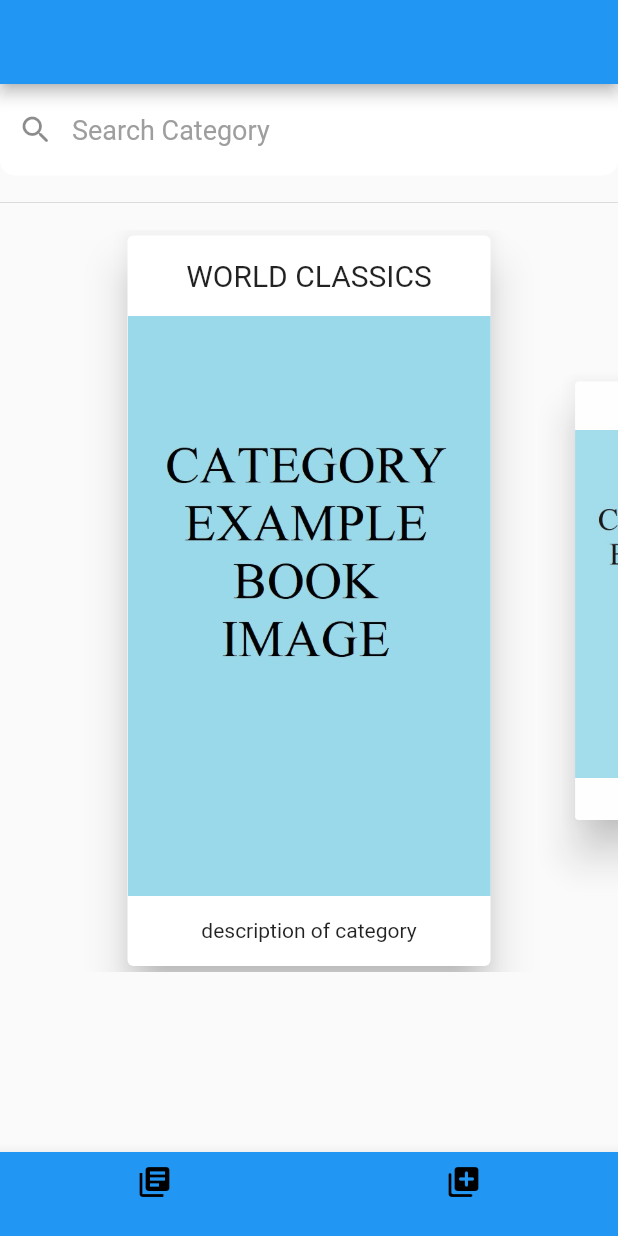
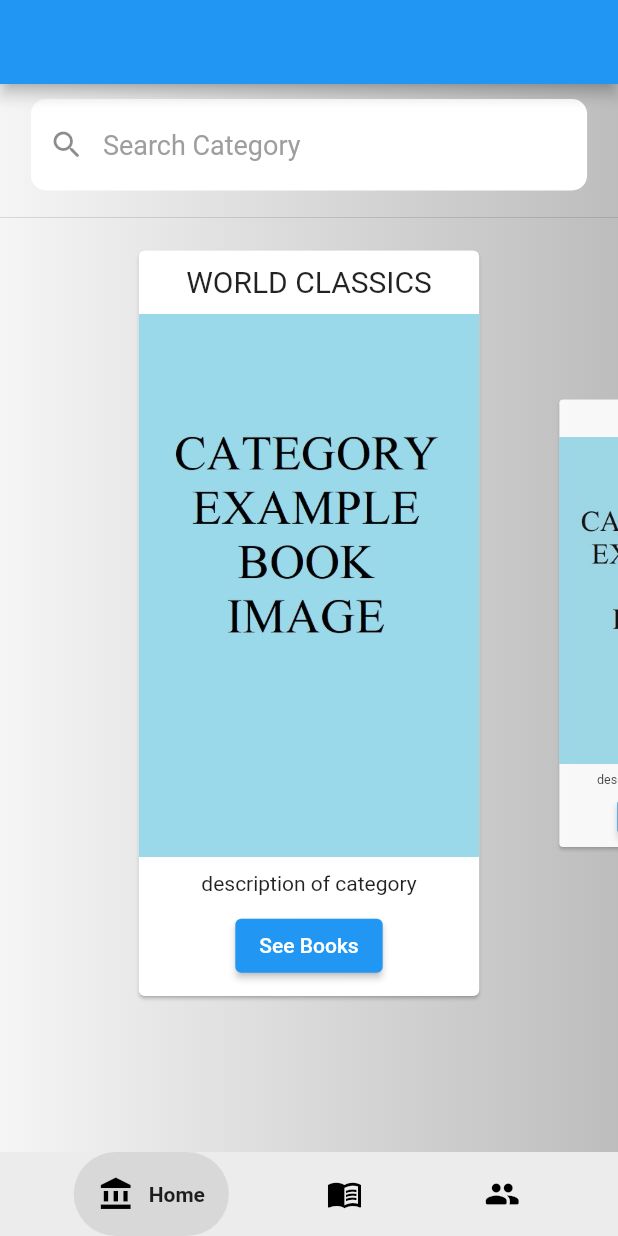
Before and after one commit to GTU-Ghostbusters/shelf_mobil_frontend, a Flutter app: the screen it shows after launch, on a phone screen of 412 x 824 dp. Run offline on Flutter 3.47's test engine with Material 2 defaults, Android fonts, the phone set to English and light mode, and no system bars; drawn by our look-alikes of google_nav_bar, scroll_snap_list.

Commit message:
Implemented bottom navigation bar
Bottom navigation bar is designed fundamentally. Classes of pages of its items is created.

```diff
--- /dev/null
+++ b/lib/datas/category.dart
@@ -0,0 +1,28 @@
+class Category {
+  final String title;
+  final String imagePath;
+  final String description;
+
+  Category(this.title, this.imagePath, this.description);
+
+  static List<Category> getCategoryList() {
+    return [
+      Category("WORLD CLASSICS", " ", "description"),
+      Category("NOVEL", " ", "description"),
+      Category("LITERATURE", " ", "description"),
+      Category("STORY", " ", "description"),
+      Category("SELF-HELP", " ", "description"),
+      Category("KIDS", " ", "description"),
+      Category("POLITICS", " ", "description"),
+      Category("POEM", " ", "description"),
+      Category("BIOGRAPHIES", " ", "description"),
+      Category("HISTORY", " ", "description"),
+      Category("ECONOMY", " ", "description"),
+      Category("ART", " ", "description"),
+      Category("EDUCATION", " ", "description"),
+      Category("SCIENCE-FICTION", " ", "description"),
+      Category("PHILOSOPHY", " ", "description"),
+      Category("ENTERTAINMENT", " ", "description"),
+    ];
+  }
+}
--- a/lib/main.dart
+++ b/lib/main.dart
@@ -1,5 +1,8 @@
 import 'package:flutter/material.dart';
+import 'package:google_nav_bar/google_nav_bar.dart';
+import 'package:shelf_mobil_frontend/pages/get_book_page.dart';
 import 'package:shelf_mobil_frontend/pages/home_page.dart';
+import 'package:shelf_mobil_frontend/pages/share_book_page.dart';
 
 void main() {
   runApp(const Shelf());
@@ -10,10 +13,94 @@ class Shelf extends StatelessWidget {
 
   @override
   Widget build(BuildContext context) {
-    return const MaterialApp(
+    return MaterialApp(
       debugShowCheckedModeBanner: false,
       title: 'Shelf',
-      home: HomePage(),
+      theme: ThemeData(
+        backgroundColor:
+            createMaterialColor(const Color.fromARGB(151, 255, 0, 0)),
+      ),
+      home: const RootPage(),
     );
   }
 }
+
+class RootPage extends StatefulWidget {
+  const RootPage({super.key});
+
+  @override
+  State<RootPage> createState() => _RootPageState();
+}
+
+class _RootPageState extends State<RootPage> {
+  int _currentPage = 0;
+  List<Widget> pages = const [HomePage(), GetBookPage(), ShareBookPage()];
+
+  @override
+  Widget build(BuildContext context) {
+    return Scaffold(
+      appBar: AppBar(),
+      bottomNavigationBar: GNav(
+        iconSize: 24,
+        padding: const EdgeInsets.all(16),
+        backgroundColor: const Color.fromARGB(20, 69, 69, 69),
+        mainAxisAlignment: MainAxisAlignment.spaceEvenly,
+        duration: const Duration(milliseconds: 200),
+        gap: 10,
+        tabBackgroundColor: const Color.fromARGB(30, 69, 69, 69),
+        tabs: const [
+          GButton(
+            icon: Icons.account_balance,
+            text: "Home",
+          ),
+          GButton(
+            icon: Icons.menu_book_outlined,
+            text: "Get Book",
+          ),
+          GButton(
+            icon: Icons.people_rounded,
+            text: "Share Book",
+          ),
+        ],
+        onTabChange: (int index) {
+          setState(() {
+            _currentPage = index;
+          });
+        },
+        selectedIndex: _currentPage,
+      ),
+      body: Container(
+        decoration: BoxDecoration(
+          gradient: LinearGradient(
+            tileMode: TileMode.mirror,
+            colors: [
+              Colors.grey.shade100,
+              Colors.grey.shade400,
+            ],
+          ),
+        ),
+        child: pages[_currentPage],
+      ),
+    );
+  }
+}
+
+MaterialColor createMaterialColor(Color color) {
+  List strengths = <double>[.05];
+  Map<int, Color> swatch = {};
+  final int r = color.red, g = color.green, b = color.blue;
+
+  for (int i = 1; i < 10; i++) {
+    strengths.add(0.1 * i);
+  }
+  for (var strength in strengths) {
+    final double ds = 0.5 - strength;
+    swatch[(strength * 1000).round()] = Color.fromRGBO(
+      r + ((ds < 0 ? r : (255 - r)) * ds).round(),
+      g + ((ds < 0 ? g : (255 - g)) * ds).round(),
+      b + ((ds < 0 ? b : (255 - b)) * ds).round(),
+      1,
+    );
+  }
+  return MaterialColor(color.value, swatch);
+}
--- /dev/null
+++ b/lib/pages/get_book_page.dart
@@ -0,0 +1,15 @@
+import 'package:flutter/material.dart';
+
+class GetBookPage extends StatefulWidget {
+  const GetBookPage({super.key});
+
+  @override
+  State<GetBookPage> createState() => _GetBookPageState();
+}
+
+class _GetBookPageState extends State<GetBookPage> {
+  @override
+  Widget build(BuildContext context) {
+    return const Scaffold();
+  }
+}
--- a/lib/pages/home_page.dart
+++ b/lib/pages/home_page.dart
@@ -1,5 +1,7 @@
 import 'package:flutter/material.dart';
 import 'package:scroll_snap_list/scroll_snap_list.dart';
+
+import '../datas/category.dart';
 
 class HomePage extends StatefulWidget {
   const HomePage({super.key});
@@ -9,98 +11,27 @@ class HomePage extends StatefulWidget {
 }
 
 class _HomePageState extends State<HomePage> {
-  List<Category> categoryList = [
-    Category(
-        "WORLD CLASSICS",
-        " ",
-        "description"),
-    Category(
-        "NOVEL",
-        " ",
-        "description"),
-    Category(
-        "LITERATURE",
-        " ",
-        "description"),
-    Category(
-        "STORY",
-        " ",
-        "description"),
-    Category(
-        "SELF-HELP",
-        " ",
-        "description"),
-    Category(
-        "KIDS",
-        " ",
-        "description"),
-    Category(
-        "POLITICS",
-        " ",
-        "description"),
-    Category(
-        "POEM",
-        " ",
-        "description"),
-    Category(
-        "BIOGRAPHIES",
-        " ",
-        "description"),
-    Category(
-        "HISTORY",
-        " ",
-        "description"),
-    Category(
-        "ECONOMY",
-        " ",
-        "description"),
-    Category(
-        "ART",
-        " ",
-        "description"),
-    Category(
-        "EDUCATION",
-        " ",
-        "description"),
-    Category(
-        "SCIENCE-FICTION",
-        " ",
-        "description"),
-    Category(
-        "PHILOSOPHY-PSYCHOLOGY",
-        " ",
-        "description"),
-    Category(
-        "ENTERTAINMENT",
-        " ",
-        "description"),
-  ];
+  List<Category> categoryList = Category.getCategoryList();
 
   @override
   Widget build(BuildContext context) {
     return Scaffold(
-      appBar: AppBar(),
-      bottomNavigationBar: BottomNavigationBar(
-        backgroundColor: Colors.blue,
-        items: const <BottomNavigationBarItem>[
-          BottomNavigationBarItem(
-            icon: Icon(
-              Icons.library_books,
-              color: Colors.black,
-            ),
-            label: "",
-          ),
-          BottomNavigationBarItem(
-            icon: Icon(
-              Icons.library_add_rounded,
-              color: Colors.black,),
-            label: "",
-          ),
+      body: Container(
+        decoration: BoxDecoration(
+          gradient: LinearGradient(
+            tileMode: TileMode.mirror,
+            colors: [
+              Colors.grey.shade100,
+              Colors.grey.shade400,
             ],
           ),
-      body: Column(
+        ),
+        child: Column(
           children: [
-          TextField(
+            const SizedBox(height: 10),
+            FractionallySizedBox(
+              widthFactor: 0.9,
+              child: TextField(
                 cursorColor: Colors.grey,
                 decoration: InputDecoration(
                   fillColor: Colors.white,
@@ -117,15 +48,16 @@ class _HomePageState extends State<HomePage> {
                   ),
                 ),
               ),
+            ),
             const SizedBox(height: 10),
             const Divider(),
             Expanded(
               child: ScrollSnapList(
                 itemBuilder: _buildListItem,
                 itemCount: categoryList.length,
-              itemSize: 250,
+                itemSize: 235,
                 onItemFocus: (index) {},
-              padding: const EdgeInsets.only(top: 10, bottom: 120),
+                padding: const EdgeInsets.only(top: 10, bottom: 100),
                 dynamicItemSize: true,
                 updateOnScroll: true,
                 scrollDirection: Axis.horizontal,
@@ -134,18 +66,16 @@ class _HomePageState extends State<HomePage> {
             ),
           ],
         ),
+      ),
     );
   }
 
   Widget _buildListItem(BuildContext context, int index) {
     Category category = categoryList[index];
     return SizedBox(
-      width: 250,
-      height: 150,
+      width: 235,
+      height: 170,
       child: Card(
-        elevation: 12,
-        child: ClipRRect(
-          borderRadius: const BorderRadius.all(Radius.circular(10)),
         child: Column(
           mainAxisAlignment: MainAxisAlignment.spaceEvenly,
           children: [
@@ -159,18 +89,13 @@ class _HomePageState extends State<HomePage> {
             const Text(
               "description of category",
             ),
+            ElevatedButton(
+              onPressed: (() {}),
+              child: const Text("See Books"),
+            ),
           ],
-          ),
         ),
       ),
     );
   }
 }
-
-class Category {
-  final String title;
-  final String imagePath;
-  final String description;
-
-  Category(this.title, this.imagePath, this.description);
-}
--- /dev/null
+++ b/lib/pages/share_book_page.dart
@@ -0,0 +1,15 @@
+import 'package:flutter/material.dart';
+
+class ShareBookPage extends StatefulWidget {
+  const ShareBookPage({super.key});
+
+  @override
+  State<ShareBookPage> createState() => _ShareBookPageState();
+}
+
+class _ShareBookPageState extends State<ShareBookPage> {
+  @override
+  Widget build(BuildContext context) {
+    return const Scaffold();
+  }
+}
--- a/pubspec.yaml
+++ b/pubspec.yaml
@@ -37,6 +37,7 @@ dependencies:
   # Use with the CupertinoIcons class for iOS style icons.
   cupertino_icons: ^1.0.2
   scroll_snap_list: ^0.9.1
+  google_nav_bar: ^5.0.6
 
 dev_dependencies:
   flutter_test:
```
Also changed, not shown: pubspec.lock. Lines whose indentation alone changed are shown as unchanged.
